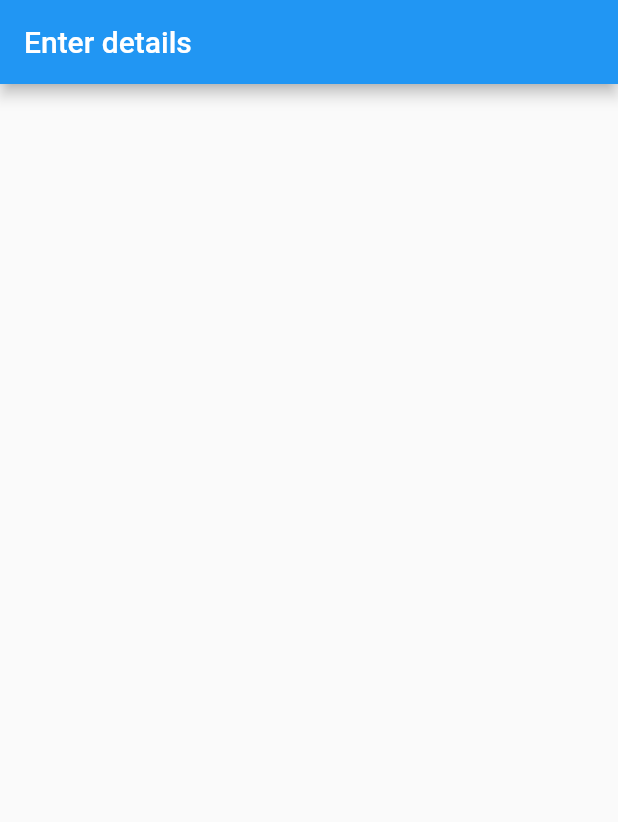
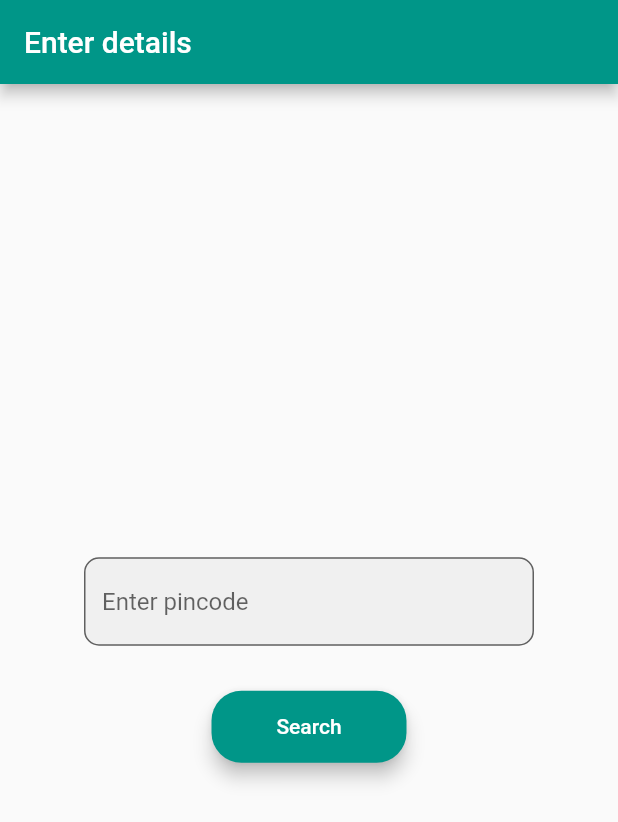
Before and after one commit to snapsid/India_vaccine_alert, a Flutter app: the screen it shows after launch, on a phone screen of 412 x 824 dp. Shown: the top 822 px of the screen. Run offline on Flutter 3.47's test engine with Material 2 defaults, Android fonts, the phone set to English and light mode, and no system bars.

Commit message:
input ui done

```diff
--- a/india_vaccine_alert/lib/input.dart
+++ b/india_vaccine_alert/lib/input.dart
@@ -10,7 +10,47 @@ class _MyInputState extends State<MyInput> {
   Widget build(BuildContext context) {
     return Scaffold(
       appBar: AppBar(
+        backgroundColor: Colors.teal,
         title: Text('Enter details'),
+      ),
+      body: Container(
+        alignment: Alignment.center,
+        child: Column(
+          mainAxisAlignment: MainAxisAlignment.center,
+          crossAxisAlignment: CrossAxisAlignment.center,
+          children: [
+            Container(
+              width: 300,
+              child: TextField(
+                keyboardType: TextInputType.number,
+                onChanged: (value) {},
+                decoration: InputDecoration(
+                    filled: true,
+                    hintText: "Enter pincode",
+                    border: OutlineInputBorder(
+                      borderRadius: BorderRadius.circular(10),
+                    )),
+              ),
+            ),
+            SizedBox(
+              height: 30,
+            ),
+            Material(
+              borderRadius: BorderRadius.circular(20),
+              color: Colors.teal,
+              elevation: 5,
+              child: MaterialButton(
+                child: Text(
+                  'Search',
+                  style: TextStyle(color: Colors.white),
+                ),
+                onPressed: () {},
+                minWidth: 130,
+                height: 40,
+              ),
+            ),
+          ],
+        ),
       ),
     );
   }
--- a/india_vaccine_alert/lib/main.dart
+++ b/india_vaccine_alert/lib/main.dart
@@ -3,6 +3,7 @@ import 'package:india_vaccine_alert/input.dart';
 
 void main() {
   runApp(MaterialApp(
+    debugShowCheckedModeBanner: false,
     initialRoute: 'input',
     routes: {
       'input': (context) => MyInput(),
```
